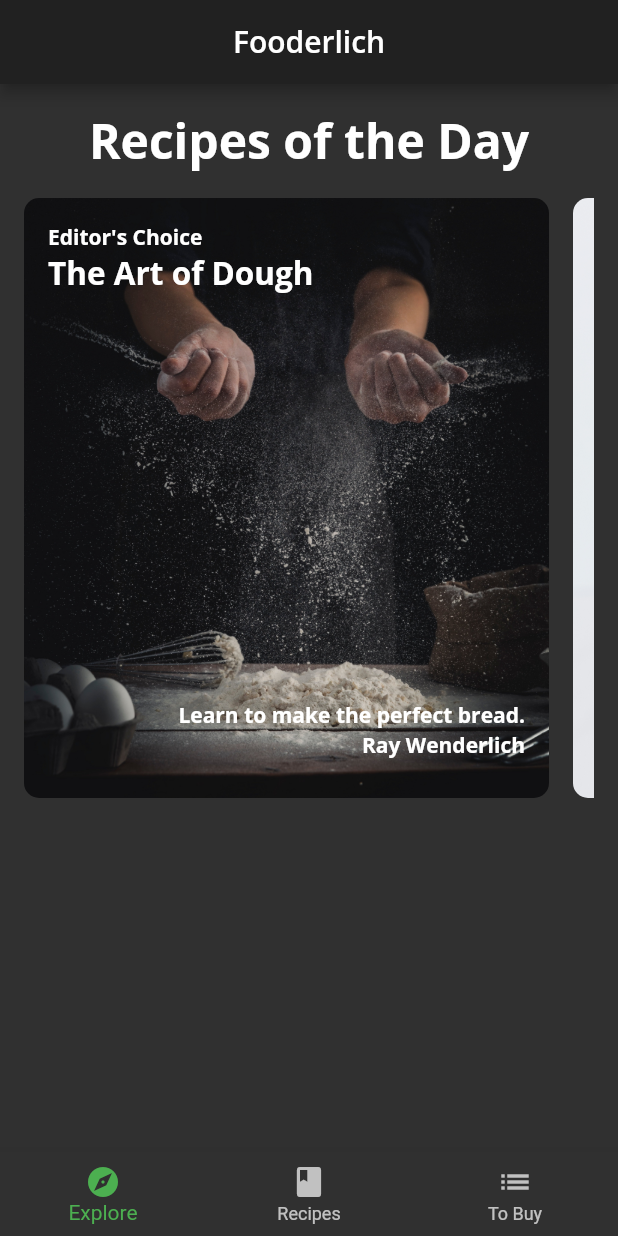
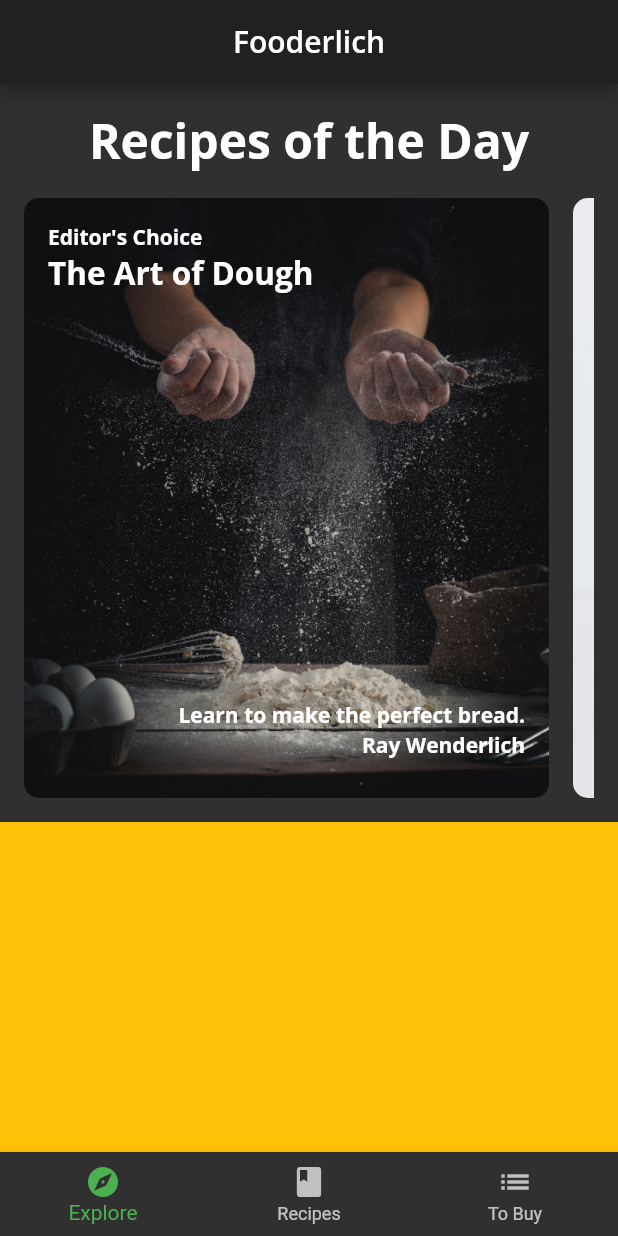
Before and after one commit to GM-Samuelstein/Flutter_Apprentice, a Flutter app: the screen it shows after launch, on a phone screen of 412 x 824 dp. Run offline on Flutter 3.47's test engine with Material 2 defaults, Android fonts, the phone set to English and light mode, and no system bars; our stand-ins replace google_fonts.

Commit message:
Building Explore screen

```diff
--- a/fooderlich_v2/lib/screens/explore_screen.dart
+++ b/fooderlich_v2/lib/screens/explore_screen.dart
@@ -16,7 +16,18 @@ class ExploreScreen extends StatelessWidget {
       builder: (content, AsyncSnapshot<ExploreData> snapshot) {
         if (snapshot.connectionState == ConnectionState.done) {
           final recipes = snapshot.data?.todayRecipes ?? [];
-          return TodayRecipeListView(recipes: recipes);
+          return ListView(
+            scrollDirection: Axis.vertical,
+            children: [
+              TodayRecipeListView(recipes: snapshot.data?.todayRecipes ?? []),
+              const SizedBox(height:16),
+              // TODO: Replace this with FriendPostListView
+              Container(
+                height: 4000,
+                color:Colors.amber
+                ),
+            ],
+          );
         } else {
           return const Center(
             child: CircularProgressIndicator(),
```
